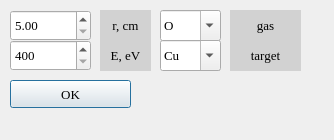
VacuumLabsProject/project, file real_sputtering/dialog_chamber.ui: the form before one commit.
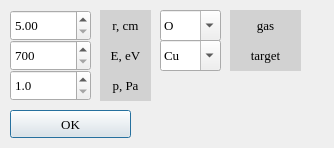
The form after the commit.

Commit message: editing math, calculating free path, choosing pressure of the process and some other fixtures

Patch:
```diff
--- a/real_sputtering/dialog_chamber.ui
+++ b/real_sputtering/dialog_chamber.ui
@@ -7,7 +7,7 @@
     <x>0</x>
     <y>0</y>
     <width>334</width>
-    <height>140</height>
+    <height>148</height>
    </rect>
   </property>
   <property name="windowTitle">
@@ -54,7 +54,7 @@
    <property name="geometry">
     <rect>
      <x>10</x>
-     <y>80</y>
+     <y>110</y>
      <width>121</width>
      <height>28</height>
     </rect>
@@ -237,16 +237,16 @@
     <number>0</number>
    </property>
    <property name="minimum">
-    <double>400.000000000000000</double>
+    <double>700.000000000000000</double>
    </property>
    <property name="maximum">
-    <double>2000.000000000000000</double>
+    <double>1500.000000000000000</double>
    </property>
    <property name="singleStep">
     <double>1.000000000000000</double>
    </property>
    <property name="value">
-    <double>400.000000000000000</double>
+    <double>700.000000000000000</double>
    </property>
   </widget>
   <widget class="QLabel" name="E_label">
@@ -274,6 +274,62 @@
     <set>Qt::AlignCenter</set>
    </property>
   </widget>
+  <widget class="QDoubleSpinBox" name="pressure">
+   <property name="geometry">
+    <rect>
+     <x>10</x>
+     <y>70</y>
+     <width>81</width>
+     <height>31</height>
+    </rect>
+   </property>
+   <property name="font">
+    <font>
+     <family>Times New Roman</family>
+     <pointsize>10</pointsize>
+    </font>
+   </property>
+   <property name="decimals">
+    <number>1</number>
+   </property>
+   <property name="minimum">
+    <double>1.000000000000000</double>
+   </property>
+   <property name="maximum">
+    <double>10.000000000000000</double>
+   </property>
+   <property name="singleStep">
+    <double>0.100000000000000</double>
+   </property>
+   <property name="value">
+    <double>1.000000000000000</double>
+   </property>
+  </widget>
+  <widget class="QLabel" name="p_label">
+   <property name="geometry">
+    <rect>
+     <x>100</x>
+     <y>70</y>
+     <width>51</width>
+     <height>31</height>
+    </rect>
+   </property>
+   <property name="font">
+    <font>
+     <family>Times New Roman</family>
+     <pointsize>10</pointsize>
+    </font>
+   </property>
+   <property name="styleSheet">
+    <string notr="true">background-color: rgb(210, 210, 210)</string>
+   </property>
+   <property name="text">
+    <string>p, Pa</string>
+   </property>
+   <property name="alignment">
+    <set>Qt::AlignCenter</set>
+   </property>
+  </widget>
  </widget>
  <resources/>
  <connections/>
```
The commit also changes 9 other files.
